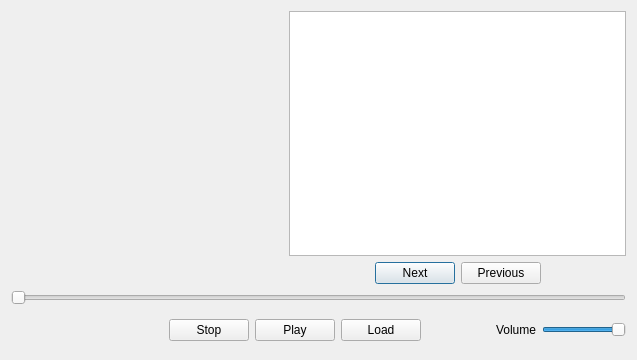
The window that dialog.ui (AndreiG23/MP3Player) describes before a commit, drawn with Qt 5.
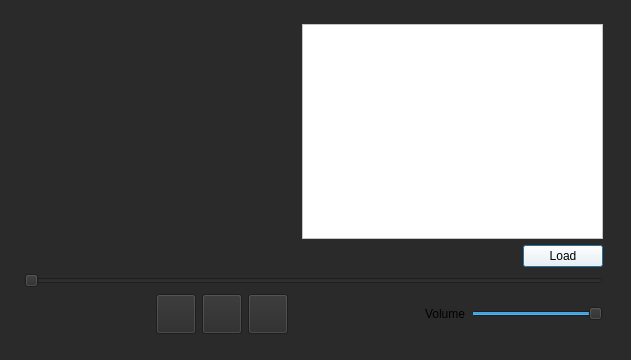
The same window after the commit. Icons and pictures are not drawn.

Commit message: added icons trough qt design

```diff
--- a/dialog.ui
+++ b/dialog.ui
@@ -9,7 +9,7 @@
    <rect>
     <x>0</x>
     <y>0</y>
-    <width>637</width>
+    <width>631</width>
     <height>360</height>
    </rect>
   </property>
@@ -20,14 +20,24 @@
    <bool>false</bool>
   </property>
   <property name="styleSheet">
-   <string notr="true"/>
+   <string notr="true">background-color: rgb(42, 42, 42);
+</string>
   </property>
   <property name="sizeGripEnabled">
    <bool>false</bool>
   </property>
+  <widget class="QWidget" name="">
+   <property name="geometry">
+    <rect>
+     <x>13</x>
+     <y>13</y>
+     <width>601</width>
+     <height>332</height>
+    </rect>
+   </property>
   <layout class="QVBoxLayout" name="verticalLayout_3">
    <item>
-    <layout class="QHBoxLayout" name="horizontalLayout_4">
+     <layout class="QHBoxLayout" name="horizontalLayout_2">
      <item>
       <spacer name="verticalSpacer">
        <property name="orientation">
@@ -44,10 +54,14 @@
      <item>
       <layout class="QVBoxLayout" name="verticalLayout">
        <item>
-        <widget class="QListWidget" name="listWidget"/>
+         <widget class="QListWidget" name="listWidget">
+          <property name="styleSheet">
+           <string notr="true">background-color: rgb(255, 255, 255);</string>
+          </property>
+         </widget>
        </item>
        <item>
-        <layout class="QHBoxLayout" name="horizontalLayout_2">
+         <layout class="QHBoxLayout" name="horizontalLayout">
          <item>
           <spacer name="horizontalSpacer">
            <property name="orientation">
@@ -62,32 +76,15 @@
           </spacer>
          </item>
          <item>
-          <widget class="QPushButton" name="NextButton">
-           <property name="text">
-            <string>Next</string>
-           </property>
-          </widget>
-         </item>
-         <item>
-          <widget class="QPushButton" name="PreviousButton">
+           <widget class="QPushButton" name="LoadButton">
+            <property name="styleSheet">
+             <string notr="true">background-color: rgb(255, 255, 255);</string>
+            </property>
            <property name="text">
-            <string>Previous</string>
+             <string>Load</string>
            </property>
           </widget>
          </item>
-         <item>
-          <spacer name="horizontalSpacer_2">
-           <property name="orientation">
-            <enum>Qt::Horizontal</enum>
-           </property>
-           <property name="sizeHint" stdset="0">
-            <size>
-             <width>40</width>
-             <height>20</height>
-            </size>
-           </property>
-          </spacer>
-         </item>
         </layout>
        </item>
       </layout>
@@ -104,50 +101,92 @@
       </widget>
      </item>
      <item>
-      <layout class="QHBoxLayout" name="horizontalLayout_3">
+       <layout class="QHBoxLayout" name="horizontalLayout_4">
        <item>
         <spacer name="horizontalSpacer_3">
+          <property name="minimumSize">
+           <size>
+            <width>30</width>
+            <height>30</height>
+           </size>
+          </property>
          <property name="orientation">
           <enum>Qt::Horizontal</enum>
          </property>
          <property name="sizeHint" stdset="0">
           <size>
-           <width>158</width>
+            <width>218</width>
            <height>38</height>
           </size>
          </property>
         </spacer>
        </item>
        <item>
-        <layout class="QHBoxLayout" name="horizontalLayout">
+         <layout class="QHBoxLayout" name="horizontalLayout_3">
          <item>
-          <widget class="QPushButton" name="pushButton_2">
-           <property name="palette">
-            <palette>
-             <active/>
-             <inactive/>
-             <disabled/>
-            </palette>
+           <widget class="QPushButton" name="PreviousButton">
+            <property name="minimumSize">
+             <size>
+              <width>40</width>
+              <height>40</height>
+             </size>
            </property>
            <property name="styleSheet">
-            <string notr="true"/>
+             <string notr="true">border-image: url(:/images/Previous Button.png);</string>
            </property>
            <property name="text">
-            <string>Stop</string>
+             <string/>
+            </property>
+            <property name="iconSize">
+             <size>
+              <width>30</width>
+              <height>30</height>
+             </size>
            </property>
           </widget>
          </item>
          <item>
           <widget class="QPushButton" name="pushButton">
+            <property name="minimumSize">
+             <size>
+              <width>40</width>
+              <height>40</height>
+             </size>
+            </property>
+            <property name="styleSheet">
+             <string notr="true">border-image: url(:/images/Play Button.png);
+</string>
+            </property>
            <property name="text">
-            <string>Play</string>
+             <string/>
+            </property>
+            <property name="iconSize">
+             <size>
+              <width>30</width>
+              <height>30</height>
+             </size>
            </property>
           </widget>
          </item>
          <item>
-          <widget class="QPushButton" name="LoadButton">
+           <widget class="QPushButton" name="NextButton">
+            <property name="minimumSize">
+             <size>
+              <width>40</width>
+              <height>40</height>
+             </size>
+            </property>
+            <property name="styleSheet">
+             <string notr="true">border-image: url(:/images/Next Button.png);</string>
+            </property>
            <property name="text">
-            <string>Load</string>
+             <string/>
+            </property>
+            <property name="iconSize">
+             <size>
+              <width>30</width>
+              <height>30</height>
+             </size>
            </property>
           </widget>
          </item>
@@ -155,19 +194,31 @@
        </item>
        <item>
         <spacer name="horizontalSpacer_4">
+          <property name="minimumSize">
+           <size>
+            <width>30</width>
+            <height>30</height>
+           </size>
+          </property>
          <property name="orientation">
           <enum>Qt::Horizontal</enum>
          </property>
          <property name="sizeHint" stdset="0">
           <size>
            <width>28</width>
-           <height>20</height>
+            <height>28</height>
           </size>
          </property>
         </spacer>
        </item>
        <item>
         <widget class="QLabel" name="label">
+          <property name="minimumSize">
+           <size>
+            <width>30</width>
+            <height>30</height>
+           </size>
+          </property>
          <property name="text">
           <string>Volume</string>
          </property>
@@ -175,6 +226,12 @@
        </item>
        <item>
         <widget class="QSlider" name="SliderVolume">
+          <property name="minimumSize">
+           <size>
+            <width>20</width>
+            <height>20</height>
+           </size>
+          </property>
          <property name="value">
           <number>99</number>
          </property>
@@ -189,6 +246,7 @@
    </item>
   </layout>
  </widget>
+ </widget>
  <layoutdefault spacing="6" margin="11"/>
  <resources/>
  <connections/>
```
Left out of the diff: 4 changed lines with no effect on the pictures. Lines whose indentation alone changed are shown as unchanged. The commit also changes 8 other files.
